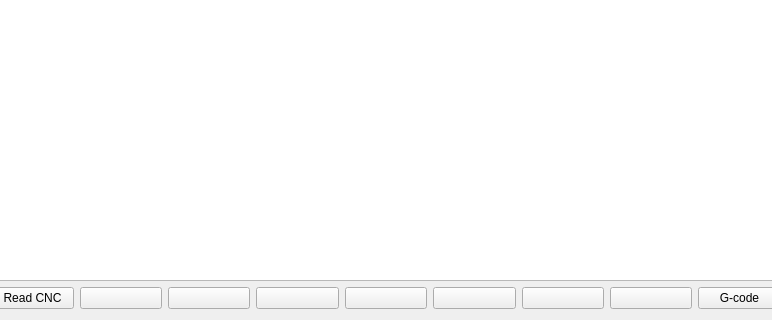
Old version of the form Qt/ICNC/formtest.ui in the repository 15831944/cnc3; both pictures show x 373 to 1145 and y 313 to 633 of the 1253 by 633 pixel window.
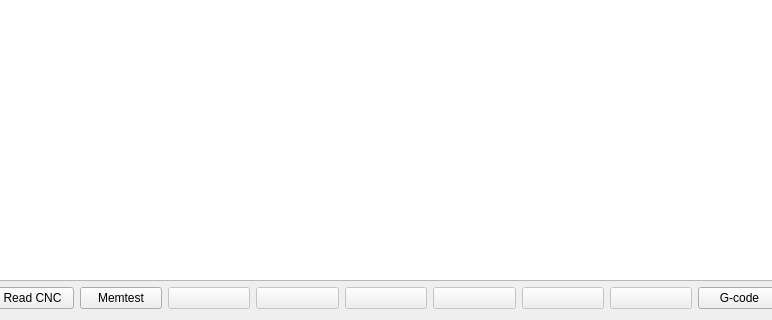
New version of the form.

Commit message: Friday. Start Memtest

What changed in the file:
```diff
--- a/Qt/ICNC/formtest.ui
+++ b/Qt/ICNC/formtest.ui
@@ -63,12 +63,15 @@
        <item>
         <widget class="QPushButton" name="pushButton_6">
          <property name="text">
-          <string/>
+          <string>Memtest</string>
          </property>
         </widget>
        </item>
        <item>
         <widget class="QPushButton" name="pushButton_7">
+         <property name="enabled">
+          <bool>false</bool>
+         </property>
          <property name="text">
           <string/>
          </property>
@@ -76,6 +79,9 @@
        </item>
        <item>
         <widget class="QPushButton" name="pushButton_8">
+         <property name="enabled">
+          <bool>false</bool>
+         </property>
          <property name="text">
           <string/>
          </property>
@@ -83,6 +89,9 @@
        </item>
        <item>
         <widget class="QPushButton" name="pushButton_9">
+         <property name="enabled">
+          <bool>false</bool>
+         </property>
          <property name="text">
           <string/>
          </property>
@@ -90,6 +99,9 @@
        </item>
        <item>
         <widget class="QPushButton" name="pushButton_10">
+         <property name="enabled">
+          <bool>false</bool>
+         </property>
          <property name="text">
           <string/>
          </property>
@@ -97,6 +109,9 @@
        </item>
        <item>
         <widget class="QPushButton" name="pushButton_11">
+         <property name="enabled">
+          <bool>false</bool>
+         </property>
          <property name="text">
           <string/>
          </property>
@@ -104,6 +119,9 @@
        </item>
        <item>
         <widget class="QPushButton" name="pushButton_12">
+         <property name="enabled">
+          <bool>false</bool>
+         </property>
          <property name="text">
           <string/>
          </property>
```
Left out of the diff: 2 changed lines with no effect on the pictures. The commit also changes 205 other files.
